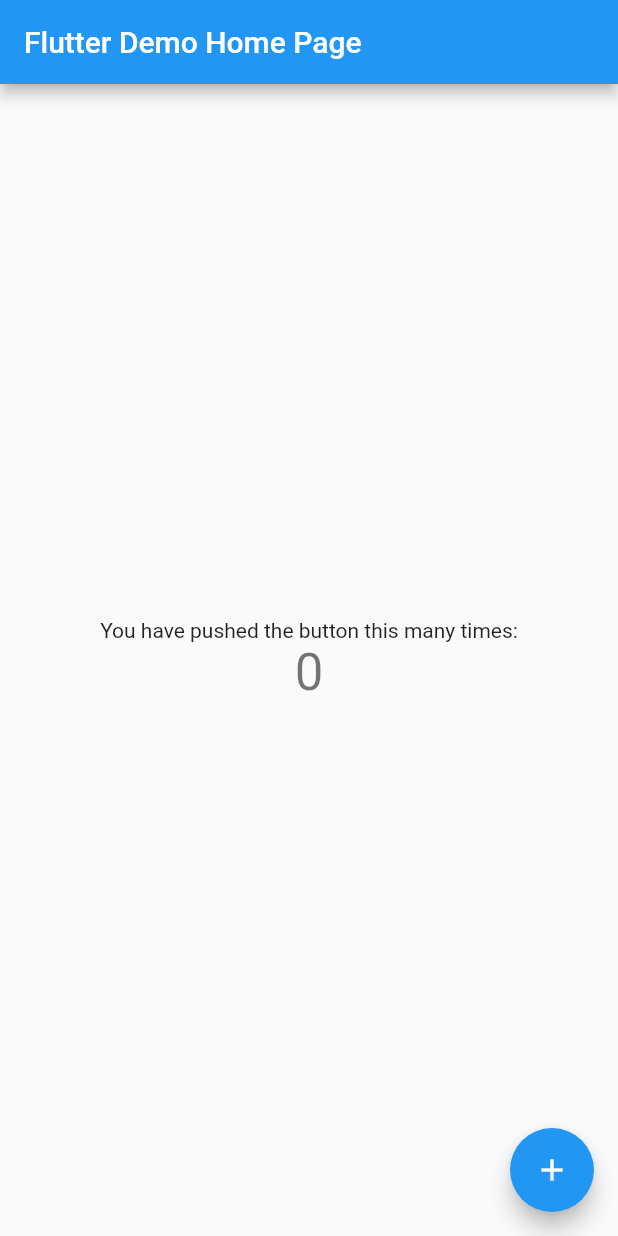
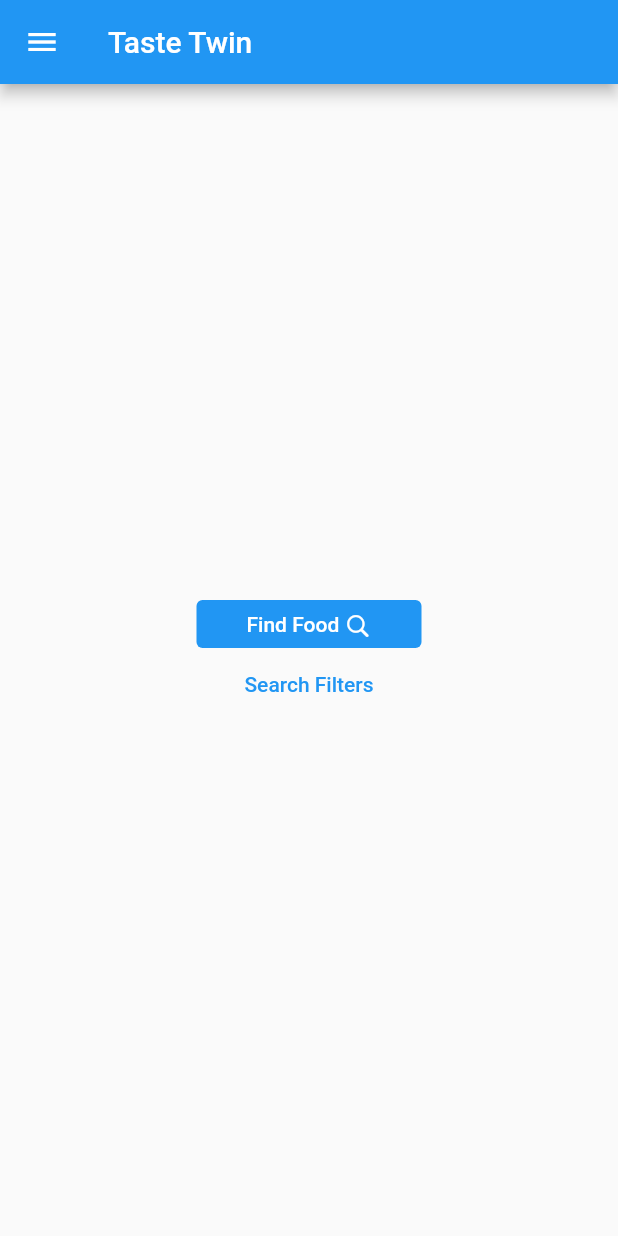
Before and after one commit to MatthewSzurkowski/TasteTwin, a Flutter app: the screen it shows after launch, on a phone screen of 412 x 824 dp. Run offline on Flutter 3.47's test engine with Material 2 defaults, Android fonts, the phone set to English and light mode, and no system bars.

Commit message:
Matthew and Ian pair programming session - Initial Homepage design + Drawer menu.

```diff
--- a/taste_twin/lib/main.dart
+++ b/taste_twin/lib/main.dart
@@ -1,4 +1,5 @@
 import 'package:flutter/material.dart';
+import 'pages/homepage.dart';
 
 void main() {
   runApp(const MyApp());
@@ -11,7 +12,7 @@ class MyApp extends StatelessWidget {
   @override
   Widget build(BuildContext context) {
     return MaterialApp(
-      title: 'Flutter Demo',
+      title: 'Taste Twin',
       theme: ThemeData(
         // This is the theme of your application.
         //
@@ -24,92 +25,7 @@ class MyApp extends StatelessWidget {
         // is not restarted.
         primarySwatch: Colors.blue,
       ),
-      home: const MyHomePage(title: 'Flutter Demo Home Page'),
+      home: const MyHomePage(title: 'Taste Twin'),
     );
   }
 }
-
-class MyHomePage extends StatefulWidget {
-  const MyHomePage({super.key, required this.title});
-
-  // This widget is the home page of your application. It is stateful, meaning
-  // that it has a State object (defined below) that contains fields that affect
-  // how it looks.
-
-  // This class is the configuration for the state. It holds the values (in this
-  // case the title) provided by the parent (in this case the App widget) and
-  // used by the build method of the State. Fields in a Widget subclass are
-  // always marked "final".
-
-  final String title;
-
-  @override
-  State<MyHomePage> createState() => _MyHomePageState();
-}
-
-class _MyHomePageState extends State<MyHomePage> {
-  int _counter = 0;
-
-  void _incrementCounter() {
-    setState(() {
-      // This call to setState tells the Flutter framework that something has
-      // changed in this State, which causes it to rerun the build method below
-      // so that the display can reflect the updated values. If we changed
-      // _counter without calling setState(), then the build method would not be
-      // called again, and so nothing would appear to happen.
-      _counter++;
-    });
-  }
-
-  @override
-  Widget build(BuildContext context) {
-    // This method is rerun every time setState is called, for instance as done
-    // by the _incrementCounter method above.
-    //
-    // The Flutter framework has been optimized to make rerunning build methods
-    // fast, so that you can just rebuild anything that needs updating rather
-    // than having to individually change instances of widgets.
-    return Scaffold(
-      appBar: AppBar(
-        // Here we take the value from the MyHomePage object that was created by
-        // the App.build method, and use it to set our appbar title.
-        title: Text(widget.title),
-      ),
-      body: Center(
-        // Center is a layout widget. It takes a single child and positions it
-        // in the middle of the parent.
-        child: Column(
-          // Column is also a layout widget. It takes a list of children and
-          // arranges them vertically. By default, it sizes itself to fit its
-          // children horizontally, and tries to be as tall as its parent.
-          //
-          // Invoke "debug painting" (press "p" in the console, choose the
-          // "Toggle Debug Paint" action from the Flutter Inspector in Android
-          // Studio, or the "Toggle Debug Paint" command in Visual Studio Code)
-          // to see the wireframe for each widget.
-          //
-          // Column has various properties to control how it sizes itself and
-          // how it positions its children. Here we use mainAxisAlignment to
-          // center the children vertically; the main axis here is the vertical
-          // axis because Columns are vertical (the cross axis would be
-          // horizontal).
-          mainAxisAlignment: MainAxisAlignment.center,
-          children: <Widget>[
-            const Text(
-              'You have pushed the button this many times:',
-            ),
-            Text(
-              '$_counter',
-              style: Theme.of(context).textTheme.headline4,
-            ),
-          ],
-        ),
-      ),
-      floatingActionButton: FloatingActionButton(
-        onPressed: _incrementCounter,
-        tooltip: 'Increment',
-        child: const Icon(Icons.add),
-      ), // This trailing comma makes auto-formatting nicer for build methods.
-    );
-  }
-}
--- /dev/null
+++ b/taste_twin/lib/pages/homepage.dart
@@ -0,0 +1,166 @@
+import 'package:flutter/cupertino.dart';
+import 'package:flutter/material.dart';
+import 'package:cupertino_icons/cupertino_icons.dart';
+
+class MyHomePage extends StatefulWidget {
+  const MyHomePage({super.key, required this.title});
+
+  // This widget is the home page of your application. It is stateful, meaning
+  // that it has a State object (defined below) that contains fields that affect
+  // how it looks.
+
+  // This class is the configuration for the state. It holds the values (in this
+  // case the title) provided by the parent (in this case the App widget) and
+  // used by the build method of the State. Fields in a Widget subclass are
+  // always marked "final".
+
+  final String title;
+
+  @override
+  State<MyHomePage> createState() => _MyHomePageState();
+}
+
+class _MyHomePageState extends State<MyHomePage> {
+  int _counter = 0;
+
+  void _incrementCounter() {
+    setState(() {
+      // This call to setState tells the Flutter framework that something has
+      // changed in this State, which causes it to rerun the build method below
+      // so that the display can reflect the updated values. If we changed
+      // _counter without calling setState(), then the build method would not be
+      // called again, and so nothing would appear to happen.
+      _counter++;
+    });
+  }
+
+  @override
+  Widget build(BuildContext context) {
+    // This method is rerun every time setState is called, for instance as done
+    // by the _incrementCounter method above.
+    //
+    // The Flutter framework has been optimized to make rerunning build methods
+    // fast, so that you can just rebuild anything that needs updating rather
+    // than having to individually change instances of widgets.
+    return Scaffold(
+        appBar: AppBar(
+          // Here we take the value from the MyHomePage object that was created by
+          // the App.build method, and use it to set our appbar title.
+          title: Text(widget.title),
+        ),
+        body: Center(
+          // Center is a layout widget. It takes a single child and positions it
+          // in the middle of the parent.
+          child: Column(
+            // Column is also a layout widget. It takes a list of children and
+            // arranges them vertically. By default, it sizes itself to fit its
+            // children horizontally, and tries to be as tall as its parent.
+            //
+            // Invoke "debug painting" (press "p" in the console, choose the
+            // "Toggle Debug Paint" action from the Flutter Inspector in Android
+            // Studio, or the "Toggle Debug Paint" command in Visual Studio Code)
+            // to see the wireframe for each widget.
+            //
+            // Column has various properties to control how it sizes itself and
+            // how it positions its children. Here we use mainAxisAlignment to
+            // center the children vertically; the main axis here is the vertical
+            // axis because Columns are vertical (the cross axis would be
+            // horizontal).
+            mainAxisAlignment: MainAxisAlignment.center,
+            children: <Widget>[
+              Column(children: [
+                SizedBox(
+                  height: 32,
+                  width: 150,
+                  child: TextButton(
+                      style: ButtonStyle(
+                        foregroundColor:
+                            MaterialStateProperty.all<Color>(Colors.white),
+                        backgroundColor:
+                            MaterialStateProperty.all<Color>(Colors.blue),
+                        overlayColor: MaterialStateProperty.resolveWith<Color?>(
+                          (Set<MaterialState> states) {
+                            if (states.contains(MaterialState.hovered))
+                              return Colors.blue.withOpacity(0.04);
+                            if (states.contains(MaterialState.focused) ||
+                                states.contains(MaterialState.pressed))
+                              return Colors.blue.withOpacity(0.12);
+                            return null; // Defer to the widget's default.
+                          },
+                        ),
+                      ),
+                      onPressed: () {},
+                      child: Center(
+                          child: Row(
+                        mainAxisAlignment: MainAxisAlignment.center,
+                        children: const [
+                          Text('Find Food '),
+                          Icon(
+                            CupertinoIcons.search,
+                            color: Colors.white,
+                            size: 18,
+                          ),
+                        ],
+                      ))),
+                ),
+                TextButton(
+                  style: ButtonStyle(
+                      foregroundColor:
+                          MaterialStateProperty.all<Color>(Colors.blue)),
+                  onPressed: () {},
+                  child: Text('Search Filters'),
+                ),
+              ]),
+            ],
+          ),
+        ),
+        drawer: Drawer(
+          // Add a ListView to the drawer. This ensures the user can scroll
+          // through the options in the drawer if there isn't enough vertical
+          // space to fit everything.
+          child: ListView(
+            // Important: Remove any padding from the ListView.
+            padding: EdgeInsets.zero,
+            children: [
+              const DrawerHeader(
+                decoration: BoxDecoration(
+                  color: Colors.blue,
+                ),
+                child: Text('Taste Twin',
+                    style: TextStyle(
+                        fontWeight: FontWeight.bold,
+                        color: Colors.white,
+                        fontSize: 38)),
+              ),
+              ListTile(
+                title: const Text('Settings'),
+                onTap: () {
+                  // Update the state of the app
+                  // ...
+                  // Then close the drawer
+                  Navigator.pop(context);
+                },
+              ),
+              ListTile(
+                title: const Text('Filters'),
+                onTap: () {
+                  // Update the state of the app
+                  // ...
+                  // Then close the drawer
+                  Navigator.pop(context);
+                },
+              ),
+              ListTile(
+                title: const Text('About'),
+                onTap: () {
+                  // Update the state of the app
+                  // ...
+                  // Then close the drawer
+                  Navigator.pop(context);
+                },
+              ),
+            ],
+          ), // This trailing comma makes auto-formatting nicer for build methods.
+        ));
+  }
+}
```
